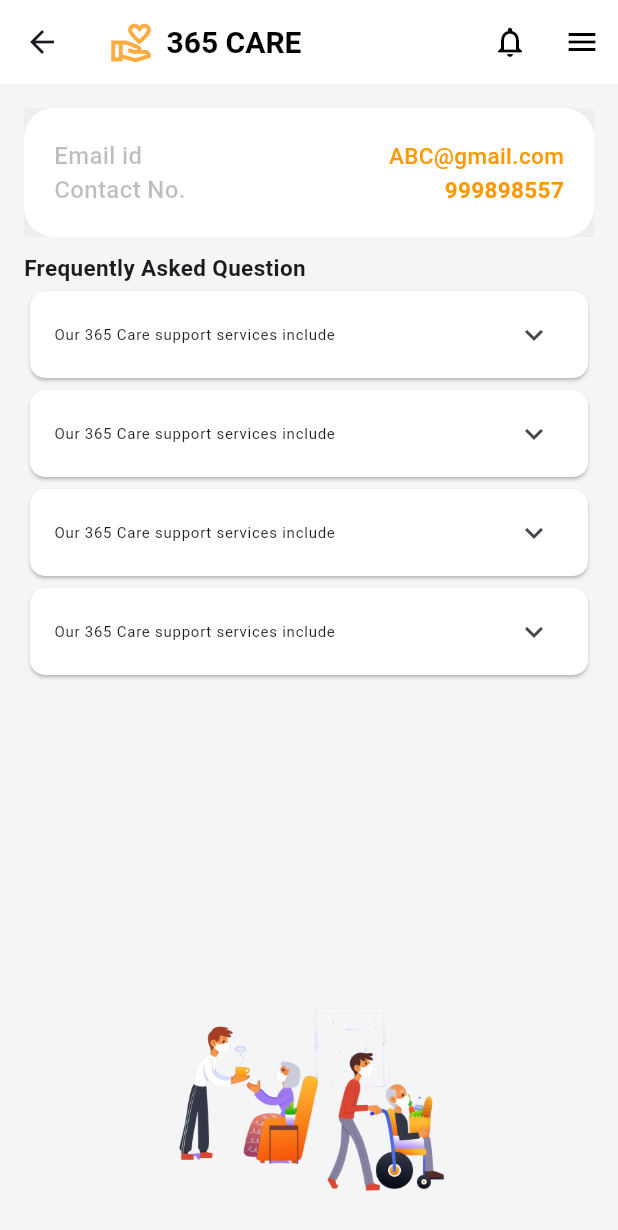
After one commit to sanketpandit-dev/365-App, a Flutter app: the SupportScreen screen opened directly, on a phone screen of 412 x 824 dp. The commit adds this screen. Shown: the top 1230 px of the screen. Run offline on Flutter 3.47's test engine with Material 3 defaults, Android fonts, the phone set to English and light mode, and no system bars; our stand-ins replace carousel_slider, intl_phone_field, pin_code_fields.

Commit message:
third commit

```diff
--- a/lib/view/healthplan.dart
+++ b/lib/view/healthplan.dart
@@ -1,7 +1,7 @@
 import 'package:flutter/material.dart';
 import 'package:healthcare/view/plandetail.dart';
-import 'package:healthcare/view/plandetail1.dart';  // Add PlanDetail1 import
-import 'package:healthcare/view/plandetail2.dart';  // Add PlanDetail3 import
+import 'package:healthcare/view/plandetail1.dart';
+import 'package:healthcare/view/plandetail2.dart';
 
 class HealthPlan extends StatefulWidget {
   const HealthPlan({Key? key}) : super(key: key);
--- a/lib/view/homescreen.dart
+++ b/lib/view/homescreen.dart
@@ -3,8 +3,10 @@ import 'package:flutter/cupertino.dart';
 import 'package:flutter/material.dart';
 import 'package:healthcare/view/feedback.dart';
 import 'package:healthcare/view/healthplan.dart';
+import 'package:healthcare/view/support.dart';
 import 'care_plan.dart';
 import 'login.dart';
+import 'notification.dart';
 
 class home extends StatefulWidget {
   const home({super.key});
@@ -23,6 +25,8 @@ class _HomeState extends State<home> {
     'asset/banner2.jpg',
     'asset/banner3.jpg',
   ];
+
+
 
   void _onItemTapped(int index) {
     setState(() {
@@ -60,6 +64,15 @@ class _HomeState extends State<home> {
           style: TextStyle(fontSize: 21, fontWeight: FontWeight.bold),
         ),
         actions: [
+          IconButton(
+            icon: const Icon(Icons.notifications_none, color: Colors.black),
+            onPressed: () {
+              Navigator.push(
+                context,
+                MaterialPageRoute(builder: (context) => Notification_screen()),
+              );
+            },
+          ),
           IconButton(
             icon: const Icon(Icons.menu),
             onPressed: () {
@@ -171,8 +184,12 @@ class _HomeState extends State<home> {
                 MaterialPageRoute(builder: (context) => FeedbackScreen()),
               );
             }),
-            _drawerItem(Icons.headset_mic, "Support Request",
-                () => Navigator.pop(context)),
+            _drawerItem(Icons.headset_mic, "Support Request",() {
+              Navigator.push(
+                context,
+                MaterialPageRoute(builder: (context) => SupportScreen()),
+              );
+            }),
             _drawerItem(Icons.bar_chart, "Level Information",
                 () => Navigator.pop(context)),
             _drawerItem(Icons.exit_to_app, "Logout", () {
@@ -198,7 +215,7 @@ class _HomeState extends State<home> {
             label: 'Message',
           ),
           BottomNavigationBarItem(
-            icon: Icon(Icons.support),
+            icon: Icon(Icons.headset_mic),
             label: 'Support',
           ),
         ],
--- /dev/null
+++ b/lib/view/notification.dart
@@ -0,0 +1,36 @@
+import 'package:flutter/cupertino.dart';
+import 'package:flutter/material.dart';
+
+class Notification_screen extends StatelessWidget {
+  const Notification_screen({super.key});
+
+  @override
+  Widget build(BuildContext context) {
+    return Scaffold(
+      backgroundColor: Colors.grey[100],
+      appBar: AppBar(
+        backgroundColor: Colors.white,
+        title: const Text("Notification", style: TextStyle(fontSize: 20),),
+      ),
+      body: Center(
+
+        child: Column(
+         mainAxisAlignment: MainAxisAlignment.center,
+         children: [
+           Text(
+             'No Record Found',
+             style: TextStyle(color: Colors.black54, fontSize: 18),
+           ),
+
+        Image.asset('asset/no-message.png',
+        height: 120,
+        ),
+
+         ],
+
+
+        ),
+      ),
+    );
+  }
+}
--- /dev/null
+++ b/lib/view/support.dart
@@ -0,0 +1,195 @@
+import 'package:flutter/material.dart';
+
+class SupportScreen extends StatefulWidget {
+  const SupportScreen({super.key});
+
+  @override
+  State<SupportScreen> createState() => _SupportScreenState();
+}
+
+class _SupportScreenState extends State<SupportScreen> {
+  final GlobalKey<ScaffoldState> _scaffoldKey = GlobalKey<ScaffoldState>();
+
+  final List<Map<String, String>> faqItems = [
+    {
+      'question': 'Our 365 Care support services include',
+      'answer': 'Details about 365 Care services...'
+    },
+    {
+      'question': 'Our 365 Care support services include',
+      'answer': 'Details about 365 Care services...'
+    },
+    {
+      'question': 'Our 365 Care support services include',
+      'answer': 'Details about 365 Care services...'
+    },
+    {
+      'question': 'Our 365 Care support services include',
+      'answer': 'Details about 365 Care services...'
+    },
+  ];
+
+  @override
+  Widget build(BuildContext context) {
+    return Scaffold(
+      key: _scaffoldKey,
+      appBar: AppBar(
+        backgroundColor: Colors.white,
+        elevation: 0,
+        title: Padding(
+          padding: const EdgeInsets.only(left: 1),
+          child: Row(
+            children: [
+              Icon(
+                Icons.volunteer_activism_outlined,
+                color: Colors.orangeAccent,
+                size: 30,
+              ),
+              const SizedBox(width: 8),
+              const Text(
+                "365 CARE",
+                style: TextStyle(
+                  fontSize: 20,
+                  fontWeight: FontWeight.bold,
+                  color: Colors.black,
+                ),
+              ),
+            ],
+          ),
+        ),
+        actions: [
+          IconButton(
+            icon: const Icon(Icons.notifications_none, color: Colors.black),
+            onPressed: () {},
+          ),
+          IconButton(
+            icon: const Icon(Icons.menu, color: Colors.black),
+            onPressed: () {
+              _scaffoldKey.currentState?.openEndDrawer();
+            },
+          ),
+        ],
+      ),
+      body: Padding(
+        padding: const EdgeInsets.all(16.0),
+        child: Column(
+          crossAxisAlignment: CrossAxisAlignment.start,
+          children: [
+            Container(
+
+              decoration: BoxDecoration(
+                color: Colors.grey[200],
+                borderRadius: BorderRadius.circular(2),
+              ),
+              child: Container(
+
+                height: 86,
+
+                decoration: BoxDecoration(color: Colors.white,borderRadius: BorderRadius.circular(20)),
+
+                child: Padding(
+
+                  padding: const EdgeInsets.all(20),
+                  child: Column(
+                    crossAxisAlignment: CrossAxisAlignment.center,
+                    children: [
+                      Row(
+                        mainAxisAlignment: MainAxisAlignment.spaceBetween,
+                        children: [
+                          const Text(
+                            "Email id",
+                            style: TextStyle(
+                                fontSize: 16,
+                                fontWeight: FontWeight.w500,
+                                color: Colors.black26),
+                          ),
+                          Text(
+                            "ABC@gmail.com",
+                            style: TextStyle(
+                                fontSize: 15,
+                                fontWeight: FontWeight.w500,
+                                color: Colors.orange),
+                          ),
+                        ],
+                      ),
+                      Row(
+                        mainAxisAlignment: MainAxisAlignment.spaceBetween,
+                        children: [
+                          const Text(
+                            "Contact No.",
+                            style: TextStyle(
+                                fontSize: 16,
+                                fontWeight: FontWeight.w500,
+                                color: Colors.black26),
+                          ),
+                          const Text(
+                            "999898557",
+                            style: TextStyle(
+                                fontSize: 15,
+                                fontWeight: FontWeight.bold,
+                                color: Colors.orange),
+                          ),
+                        ],
+                      ),
+                    ],
+                  ),
+                ),
+              ),
+            ),
+            const SizedBox(height: 10),
+            const Text(
+              "Frequently Asked Question",
+              style: TextStyle(fontSize: 15, fontWeight: FontWeight.bold),
+            ),
+            const SizedBox(height: 1),
+            Expanded(
+              child: ListView.builder(
+                itemCount: faqItems.length,
+                itemBuilder: (context, index) {
+                  return Padding(
+                    padding: const EdgeInsets.all(0),
+                    child: Card(
+
+                      elevation: 1,
+                      shape: RoundedRectangleBorder(
+                          borderRadius: BorderRadius.circular(10)),
+
+                      color: Colors.white,
+                      child: ExpansionTile(
+
+                        title: Text(
+                          faqItems[index]['question']!,
+                          style: TextStyle(
+                            fontSize: 10,
+                          ),
+                        ),
+                        children: [
+                          Padding(
+                            padding: const EdgeInsets.all(5.0),
+                            child: Text(faqItems[index]['answer']!,
+                                style: TextStyle(
+                                  fontSize: 10,
+                                )),
+                          ),
+                        ],
+                      ),
+                    ),
+                  );
+                },
+              ),
+            ),
+            Center(
+              child: Image.asset("asset/help.png", height: 150),
+            ),
+
+          ],
+
+        ),
+
+      ),
+
+      backgroundColor: Colors.grey[100],
+    );
+
+  }
+}
```
Also changed, not shown: asset/faq.png (added), asset/no-message.png (added).
